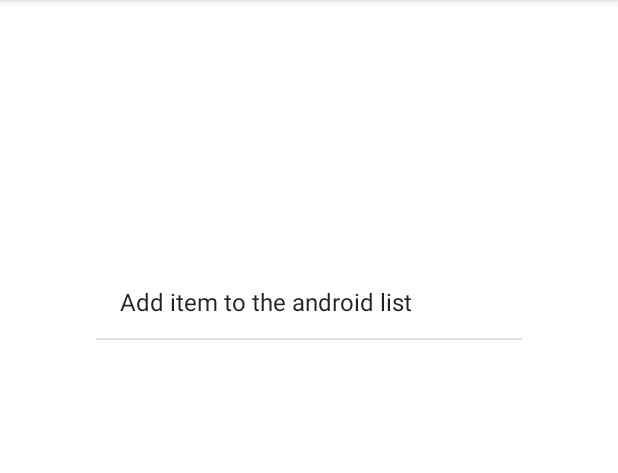
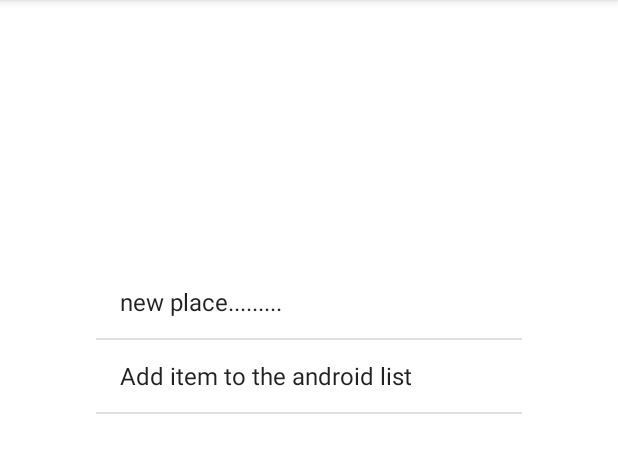
Before and after one commit to satyamgupta0202/GeolocationUpdates, an Android app: the screen it shows after launch (MainActivity), on a phone screen of 412 x 824 dp, the part 84-557 px from its top. Run offline under Robolectric (Android 15) with nearby library versions, the phone set to English and light mode, and no system bars.

Commit message:
Final Commit

```diff
--- a/app/src/main/java/com/example/geolocationupdates/MainActivity.java
+++ b/app/src/main/java/com/example/geolocationupdates/MainActivity.java
@@ -2,7 +2,9 @@ package com.example.geolocationupdates;
 
 import androidx.appcompat.app.AppCompatActivity;
 
+import android.content.Context;
 import android.content.Intent;
+import android.content.SharedPreferences;
 import android.os.Bundle;
 import android.view.View;
 import android.widget.Adapter;
@@ -16,8 +18,9 @@ import com.google.android.gms.maps.model.LatLng;
 import java.util.ArrayList;
 
 public class MainActivity extends AppCompatActivity {
+    static ArrayList<LatLng> location = new ArrayList<LatLng>();
     static ArrayList<String> city = new ArrayList<String>();
-    static ArrayList<LatLng> location = new ArrayList<LatLng>();
+    //static ArrayList<LatLng> location = new ArrayList<LatLng>();
     static  ArrayAdapter arrayAdapter;
     ListView listView;
     @Override
@@ -25,8 +28,38 @@ public class MainActivity extends AppCompatActivity {
 
         super.onCreate(savedInstanceState);
         setContentView(R.layout.activity_main);
+
+        SharedPreferences sharedPreferences = this.getSharedPreferences("com.example.geolocationupdates", Context.MODE_PRIVATE);
+        ArrayList<String> lattitudes = new ArrayList<>();
+        ArrayList<String>longitudes = new ArrayList<>();
+        city.clear();
+        location.clear();
+        lattitudes.clear();
+        longitudes.clear();
+
+        try{
+            city=        (ArrayList)ObjectSerializer.deserialize(sharedPreferences.getString("city",ObjectSerializer.serialize(new ArrayList<String>())));
+           lattitudes= (ArrayList)ObjectSerializer.deserialize(sharedPreferences.getString("lat",ObjectSerializer.serialize(new ArrayList<String>())));
+            longitudes= (ArrayList)ObjectSerializer.deserialize(sharedPreferences.getString("lon",ObjectSerializer.serialize(new ArrayList<String>())));
+        }
+        catch (Exception e){
+            e.printStackTrace();
+        }
+
+        if(city.size()>0 && lattitudes.size()>0 && longitudes.size()>0){
+            if(city.size()==lattitudes.size() && city.size()==longitudes.size()){
+                for(int i=0;i<lattitudes.size();i++){
+                    location.add( new LatLng(Double.parseDouble(lattitudes.get(i)),Double.parseDouble(longitudes.get(i))));
+                }
+            }
+        }
+        else{
+            city.add("new place.........");
+            location.add(new LatLng(0,0));
+        }
+
+
         listView = findViewById(R.id.listView);
-
         city.add("Add item to the android list");
         location.add(new LatLng(0,0));
         arrayAdapter = new ArrayAdapter(this, android.R.layout.simple_list_item_1 ,city);
```
Also changed, not shown: app/src/main/java/com/example/geolocationupdates/MapsActivity.java (+21 -0 lines).
